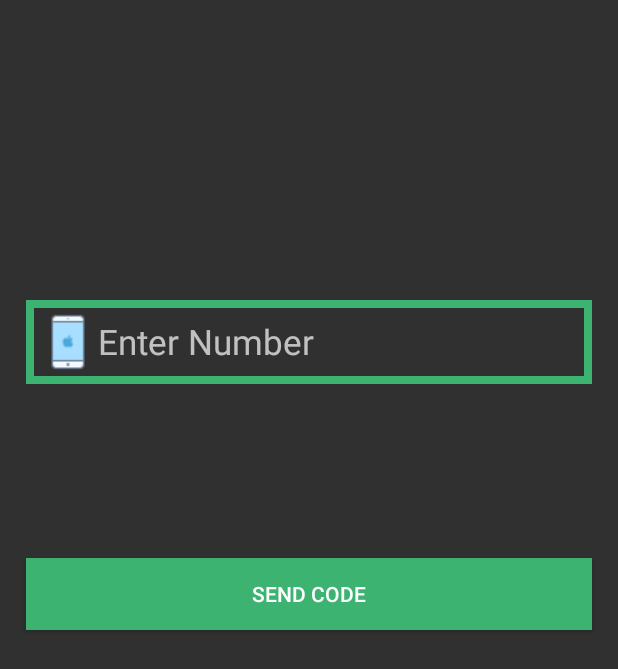
After one commit to Shivamsharma21/Space_Chat, an Android app: the PhoneLoginActivity screen opened directly, with no data from a screen before it, on a phone screen of 412 x 824 dp. The commit adds this screen. Shown: the top 669 px of the screen. Run offline under Robolectric (Android 15) with nearby library versions, the phone set to English and light mode, and no system bars; our stand-ins replace Firebase (no records; nobody signed in at launch, a user with empty details on screens opened directly).

Commit message:
1 Group Chat Activity is Added for Chat Inside the Group. 2 Login Using Phone Functionality is added Now user can Authenticate his Account Using Phone Number. 3 FireBase Error IS resolved.

```diff
--- a/app/build.gradle
+++ b/app/build.gradle
@@ -26,6 +26,7 @@ android {
 
 dependencies {
     implementation fileTree(dir: 'libs', include: ['*.jar'])
+    implementation 'com.google.firebase:firebase-analytics:17.2.2'
     implementation 'com.google.android.material:material:1.0.0'
     implementation 'androidx.appcompat:appcompat:1.1.0'
     implementation 'androidx.constraintlayout:constraintlayout:1.1.3'
@@ -37,5 +38,4 @@ dependencies {
     testImplementation 'junit:junit:4.12'
     androidTestImplementation 'androidx.test.ext:junit:1.1.1'
     androidTestImplementation 'androidx.test.espresso:espresso-core:3.2.0'
-
 }
--- a/app/src/main/AndroidManifest.xml
+++ b/app/src/main/AndroidManifest.xml
@@ -9,7 +9,8 @@
         android:roundIcon="@mipmap/ic_launcher_round"
         android:supportsRtl="true"
         android:theme="@style/Theme.AppCompat.NoActionBar">
-        <activity android:name=".Group_Chat_Activity"></activity>
+        <activity android:name=".PhoneLoginActivity"></activity>
+        <activity android:name=".Group_Chat_Activity" />
         <activity android:name=".Setting_Activity" />
         <activity android:name=".register_Activity" />
         <activity android:name=".login_Activity" />
--- /dev/null
+++ b/app/src/main/java/com/example/spacechat/PhoneLoginActivity.java
@@ -0,0 +1,152 @@
+package com.example.spacechat;
+
+import androidx.annotation.NonNull;
+import androidx.appcompat.app.AppCompatActivity;
+
+import android.app.ProgressDialog;
+import android.content.Intent;
+import android.os.Bundle;
+import android.text.TextUtils;
+import android.util.Log;
+import android.view.View;
+import android.widget.Button;
+import android.widget.EditText;
+import android.widget.Toast;
+
+import com.google.android.gms.tasks.OnCompleteListener;
+import com.google.android.gms.tasks.Task;
+import com.google.firebase.FirebaseException;
+import com.google.firebase.FirebaseTooManyRequestsException;
+import com.google.firebase.auth.AuthResult;
+import com.google.firebase.auth.FirebaseAuth;
+import com.google.firebase.auth.FirebaseAuthInvalidCredentialsException;
+import com.google.firebase.auth.FirebaseUser;
+import com.google.firebase.auth.PhoneAuthCredential;
+import com.google.firebase.auth.PhoneAuthProvider;
+
+import java.util.concurrent.TimeUnit;
+
+public class PhoneLoginActivity extends AppCompatActivity {
+    private PhoneAuthProvider.OnVerificationStateChangedCallbacks callbacks;
+    private Button Verifycode,Send_verifycode;
+    private EditText Phonenumber_input,Code_input;
+    private String mVerificationId;
+    private PhoneAuthProvider.ForceResendingToken mResendToken;
+    private String TAG;
+    private FirebaseAuth mAuth;
+    private ProgressDialog loadingbar;
+    @Override
+    protected void onCreate(Bundle savedInstanceState) {
+        super.onCreate(savedInstanceState);
+        setContentView(R.layout.activity_phone_login);
+        mAuth = FirebaseAuth.getInstance();
+        loadingbar = new ProgressDialog(this);
+        Initilized();
+        Send_verifycode.setOnClickListener(new View.OnClickListener() {
+            @Override
+            public void onClick(View v) {
+                final String PhoneNumber = Phonenumber_input.getText().toString();
+
+                if(TextUtils.isEmpty(PhoneNumber)){
+                    Toast.makeText(PhoneLoginActivity.this, "Please Enter A valid Phone Number", Toast.LENGTH_SHORT).show();
+                        }else{
+                         loadingbar.setTitle("Please Wait");
+                         loadingbar.setMessage("While We Sending The Code To Your Device");
+                         loadingbar.setCanceledOnTouchOutside(false);
+                         loadingbar.show();
+                         PhoneAuthProvider.getInstance().verifyPhoneNumber(
+                            PhoneNumber,
+                            60,TimeUnit.SECONDS,
+                            PhoneLoginActivity.this,
+                            callbacks = new PhoneAuthProvider.OnVerificationStateChangedCallbacks() {
+                                @Override
+                                public void onVerificationCompleted(@NonNull PhoneAuthCredential phoneAuthCredential) {
+                                                 signInWithPhoneAuthCredential(phoneAuthCredential);
+                                }
+
+                                @Override
+                                public void onVerificationFailed(@NonNull FirebaseException e) {
+                                   loadingbar.dismiss();
+                                    Toast.makeText(PhoneLoginActivity.this, "Invalid Phone Number", Toast.LENGTH_SHORT).show();
+
+                                    Send_verifycode.setVisibility(View.INVISIBLE);
+                                    Phonenumber_input.setVisibility(View.INVISIBLE);
+
+                                }
+
+                                @Override
+                                public void onCodeSent(@NonNull String verificationId,
+                                                       @NonNull PhoneAuthProvider.ForceResendingToken token) {
+                                    // The SMS verification code has been sent to the provided phone number, we
+                                    // now need to ask the user to enter the code and then construct a credential
+                                    // by combining the code with a verification ID.
+                                    Log.d(TAG, "onCodeSent:" + verificationId);
+
+                                    // Save verification ID and resending token so we can use them later
+                                    mVerificationId = verificationId;
+                                    mResendToken = token;
+                                    Toast.makeText(PhoneLoginActivity.this, "Code Is Been Send To Your Account", Toast.LENGTH_SHORT).show();
+
+                                    Phonenumber_input.setVisibility(View.INVISIBLE);
+                                    Send_verifycode.setVisibility(View.INVISIBLE);
+                                    Verifycode.setVisibility(View.VISIBLE);
+                                    Code_input.setVisibility(View.VISIBLE);
+                                            loadingbar.dismiss();
+                                                                    }
+                            }
+                    );
+                }
+
+            }
+        });
+
+           Verifycode.setOnClickListener(new View.OnClickListener() {
+               @Override
+               public void onClick(View v) {
+                       String VerifyingCode = Code_input.getText().toString();
+                         if (TextUtils.isEmpty(VerifyingCode)){
+                             Toast.makeText(PhoneLoginActivity.this, "Enter the Verify Code", Toast.LENGTH_SHORT).show();
+                         }else{
+                             loadingbar.setTitle("Please Wait");
+                             loadingbar.setMessage("While We Verify Your Device");
+                             loadingbar.setCanceledOnTouchOutside(false);
+                             loadingbar.show();
+                             PhoneAuthCredential credential = PhoneAuthProvider.getCredential(mVerificationId, VerifyingCode);
+                              signInWithPhoneAuthCredential(credential);
+                         }
+               }
+           });
+
+    }
+
+    private void Initilized() {
+      Verifycode = findViewById(R.id.verify_button);
+      Send_verifycode = findViewById(R.id.send_verification_code_button);
+      Phonenumber_input = findViewById(R.id.phonenumber);
+      Code_input = findViewById(R.id.verification_code_input);
+    }
+
+    private void signInWithPhoneAuthCredential(PhoneAuthCredential credential) {
+        mAuth.signInWithCredential(credential)
+                .addOnCompleteListener(this, new OnCompleteListener<AuthResult>() {
+                    @Override
+                    public void onComplete(@NonNull Task<AuthResult> task) {
+                        if (task.isSuccessful()) {
+                            Toast.makeText(PhoneLoginActivity.this, "Sign In Complete", Toast.LENGTH_SHORT).show();
+                            loadingbar.dismiss();
+                            SendToMainActivity();
+                        }
+                else {
+                        }
+                    }
+                });
+    }
+
+  private void SendToMainActivity(){
+      Intent mainintent = new Intent(PhoneLoginActivity.this,MainActivity.class);
+          mainintent.addFlags(Intent.FLAG_ACTIVITY_CLEAR_TASK );
+          startActivity(mainintent);
+          finish();
+  }
+
+}
--- /dev/null
+++ b/app/src/main/res/drawable/mydrawable.xml
@@ -0,0 +1,11 @@
+<?xml version="1.0" encoding="utf-8"?>
+    <layer-list xmlns:android="http://schemas.android.com/apk/res/android">
+
+        <item
+            android:id="@+id/half_overlay"
+            android:drawable="@drawable/password5"
+            android:width="40dp"
+            android:height="40dp"
+            />
+
+    </layer-list>
--- /dev/null
+++ b/app/src/main/res/layout/activity_phone_login.xml
@@ -0,0 +1,73 @@
+<?xml version="1.0" encoding="utf-8"?>
+<RelativeLayout xmlns:android="http://schemas.android.com/apk/res/android"
+    xmlns:app="http://schemas.android.com/apk/res-auto"
+    xmlns:tools="http://schemas.android.com/tools"
+    android:layout_width="match_parent"
+    android:layout_height="match_parent"
+    tools:context=".PhoneLoginActivity">
+
+
+    <EditText
+        android:id="@+id/phonenumber"
+        android:layout_width="match_parent"
+        android:layout_height="wrap_content"
+        android:layout_alignParentStart="true"
+        android:layout_alignParentTop="true"
+        android:layout_marginStart="17dp"
+        android:layout_marginTop="200dp"
+        android:layout_marginEnd="17dp"
+        android:layout_marginBottom="30dp"
+        android:background="@drawable/inputs"
+        android:drawableStart="@drawable/phone"
+        android:hint="Enter Number"
+        android:padding="8dp"
+        android:textAllCaps="false"
+        android:textSize="23sp">
+
+    </EditText>
+
+    <EditText
+        android:visibility="invisible"
+        android:background="@drawable/inputs"
+        android:id="@+id/verification_code_input"
+        android:layout_width="match_parent"
+        android:layout_height="wrap_content"
+        android:layout_below="@id/phonenumber"
+        android:drawableStart="@drawable/mydrawable"
+        android:hint="Enter Code"
+        android:padding="8dp"
+        android:layout_marginStart="17dp"
+        android:layout_marginEnd="17dp"
+        android:textSize="23sp">
+
+    </EditText>
+    <Button
+        android:id="@+id/send_verification_code_button"
+        android:layout_width="match_parent"
+        android:layout_height="wrap_content"
+        android:background="@drawable/button"
+        android:text="Send Code"
+        android:layout_below="@id/verification_code_input"
+        android:padding="8dp"
+        android:layout_marginStart="17dp"
+        android:layout_marginEnd="17dp"
+       android:layout_marginTop="30dp"
+        >
+
+    </Button>
+    <Button
+        android:id="@+id/verify_button"
+        android:layout_width="match_parent"
+        android:layout_height="wrap_content"
+        android:background="@drawable/button"
+        android:text="Verify"
+        android:layout_below="@id/send_verification_code_button"
+        android:padding="8dp"
+        android:layout_marginStart="17dp"
+        android:layout_marginEnd="17dp"
+        android:layout_marginTop="30dp"
+        android:visibility="invisible"
+        >
+
+    </Button>
+</RelativeLayout>
```
Also changed, not shown: app/src/main/java/com/example/spacechat/Group_Chat_Activity.java (+54 -1 lines), app/src/main/java/com/example/spacechat/login_Activity.java (+8 -2 lines), app/src/main/res/layout/activity_setting_.xml (+15 -15 lines), app/src/main/res/drawable/password1.jpg (added), app/src/main/res/drawable/password2.jpg (added), app/src/main/res/drawable/password3.png (added), app/src/main/res/drawable/password5.png (added), app/src/main/res/drawable/phone.png (added), 1 other file.
